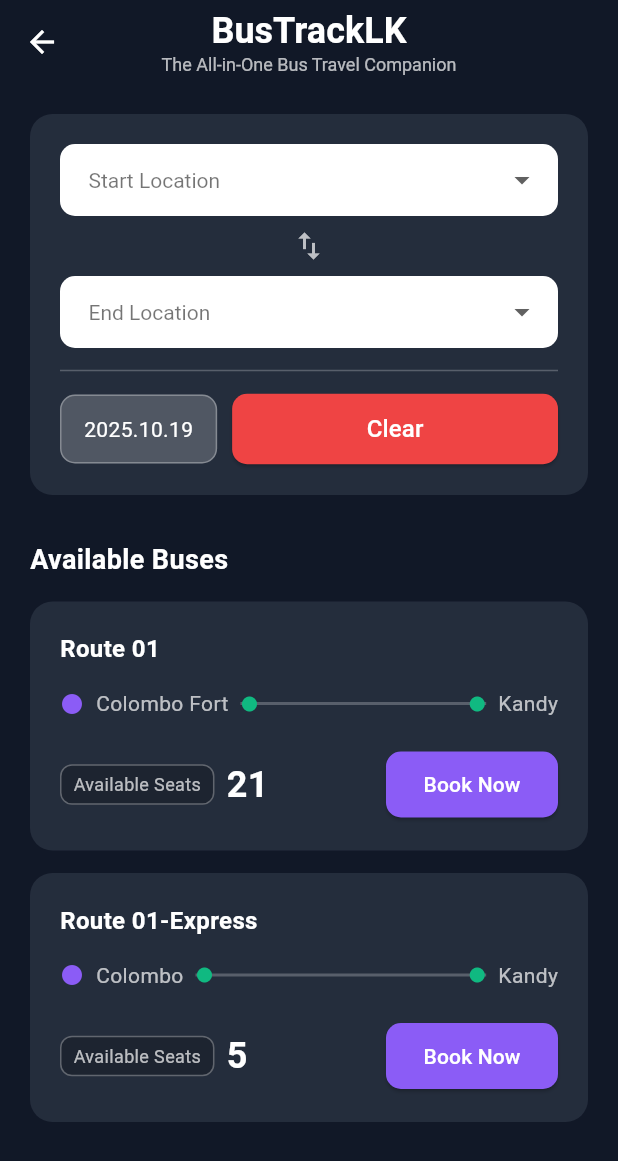
After one commit to chamath-nimnada/BusTrackLK, a Flutter app: the BusBookingScreen screen opened directly, after a tap on "Search", on a phone screen of 412 x 824 dp. The commit adds this screen. Shown: the top 1161 px of the screen. Run offline on Flutter 3.47's test engine with Material 3 defaults, Android fonts, the phone set to English and light mode, and no system bars.

Commit message:
Interfaces Added
Packages Lost Part, Ticket Booking Part

```diff
--- /dev/null
+++ b/mobile/passenger-app/lib/screens/bus_booking_screen.dart
@@ -0,0 +1,216 @@
+import 'package:flutter/material.dart';
+import 'package:intl/intl.dart'; // Make sure you have the 'intl' package
+import 'package:passenger_app/widgets/bus_booking_result_widget.dart';
+
+class BusBookingScreen extends StatefulWidget {
+  @override
+  _BusBookingScreenState createState() => _BusBookingScreenState();
+}
+
+class _BusBookingScreenState extends State<BusBookingScreen> {
+  bool _isSearched = false;
+  List<Map<String, dynamic>> _busResults = [];
+
+  // --- CHANGE 1: Added state for the selected date ---
+  DateTime _selectedDate = DateTime.now();
+
+  final List<String> _locations = ['Colombo', 'Kandy', 'Galle', 'Jaffna', 'Matara'];
+  String? _startLocation;
+  String? _endLocation;
+
+  // --- CHANGE 2: Added function to show the date picker ---
+  Future<void> _selectDate(BuildContext context) async {
+    final DateTime? picked = await showDatePicker(
+      context: context,
+      initialDate: _selectedDate,
+      firstDate: DateTime.now(),
+      lastDate: DateTime(2101),
+    );
+    if (picked != null && picked != _selectedDate) {
+      setState(() {
+        _selectedDate = picked;
+      });
+    }
+  }
+
+  void _performSearch() {
+    setState(() {
+      _isSearched = true;
+      _busResults = [
+        {'route': 'Route 01', 'start': 'Colombo Fort', 'end': 'Kandy', 'seats': 21},
+        {'route': 'Route 01-Express', 'start': 'Colombo', 'end': 'Kandy', 'seats': 5},
+      ];
+    });
+  }
+
+  void _clearSearch() {
+    setState(() {
+      _isSearched = false;
+      _busResults = [];
+      _startLocation = null;
+      _endLocation = null;
+      _selectedDate = DateTime.now();
+    });
+  }
+
+  @override
+  Widget build(BuildContext context) {
+    return Scaffold(
+      backgroundColor: Color(0xFF111827),
+      appBar: AppBar(
+        backgroundColor: Colors.transparent,
+        elevation: 0,
+        leading: IconButton(
+          icon: Icon(Icons.arrow_back, color: Colors.white),
+          onPressed: () => Navigator.of(context).pop(),
+        ),
+        title: Column(
+          children: [
+            Text('BusTrackLK', style: TextStyle(color: Colors.white, fontSize: 24, fontWeight: FontWeight.bold)),
+            Text('The All-in-One Bus Travel Companion', style: TextStyle(color: Colors.white70, fontSize: 12)),
+          ],
+        ),
+        centerTitle: true,
+      ),
+      body: SingleChildScrollView(
+        child: Padding(
+          padding: const EdgeInsets.all(20.0),
+          child: Column(
+            crossAxisAlignment: CrossAxisAlignment.start,
+            children: [
+              _buildSearchCard(),
+              SizedBox(height: 30),
+              // --- CHANGE 4: The results area now handles all states ---
+              _buildResultsArea(),
+            ],
+          ),
+        ),
+      ),
+    );
+  }
+
+  Widget _buildSearchCard() {
+    return Container(
+      padding: const EdgeInsets.all(20),
+      decoration: BoxDecoration(
+        color: Color(0xFF374151).withOpacity(0.5),
+        borderRadius: BorderRadius.circular(15),
+      ),
+      child: Column(
+        children: [
+          _buildLocationDropdown(isStart: true),
+          Padding(
+            padding: const EdgeInsets.symmetric(vertical: 8.0),
+            child: Icon(Icons.swap_vert, color: Colors.white70),
+          ),
+          _buildLocationDropdown(isStart: false),
+          Divider(color: Colors.white24, height: 30),
+          Row(
+            children: [
+              // --- CHANGE 3: The hardcoded date is now a button ---
+              InkWell(
+                onTap: () => _selectDate(context),
+                child: Container(
+                  padding: EdgeInsets.symmetric(horizontal: 15, vertical: 12),
+                  decoration: BoxDecoration(
+                    color: Colors.white.withOpacity(0.2),
+                    borderRadius: BorderRadius.circular(10),
+                    border: Border.all(color: Colors.white30),
+                  ),
+                  child: Text(
+                    DateFormat('yyyy.MM.dd').format(_selectedDate),
+                    style: TextStyle(color: Colors.white),
+                  ),
+                ),
+              ),
+              SizedBox(width: 10),
+              Expanded(
+                child: ElevatedButton(
+                  onPressed: _isSearched ? _clearSearch : _performSearch,
+                  style: ElevatedButton.styleFrom(
+                    backgroundColor: _isSearched ? Color(0xFFEF4444) : Color(0xFF8B5CF6),
+                    padding: EdgeInsets.symmetric(vertical: 12),
+                    shape: RoundedRectangleBorder(borderRadius: BorderRadius.circular(10)),
+                  ),
+                  child: Text(_isSearched ? 'Clear' : 'Search', style: TextStyle(fontSize: 16, color: Colors.white)),
+                ),
+              ),
+            ],
+          ),
+        ],
+      ),
+    );
+  }
+
+  Widget _buildLocationDropdown({required bool isStart}) {
+    // ... (This function remains unchanged)
+    return DropdownButtonFormField<String>(
+      value: isStart ? _startLocation : _endLocation,
+      onChanged: (value) {
+        setState(() {
+          if (isStart) _startLocation = value;
+          else _endLocation = value;
+        });
+      },
+      decoration: InputDecoration(
+        filled: true,
+        fillColor: Colors.white,
+        border: OutlineInputBorder(borderRadius: BorderRadius.circular(10), borderSide: BorderSide.none),
+        contentPadding: EdgeInsets.symmetric(horizontal: 15, vertical: 10),
+      ),
+      hint: Text(isStart ? 'Start Location' : 'End Location', style: TextStyle(color: Colors.black54)),
+      dropdownColor: Colors.white,
+      style: TextStyle(color: Colors.black87),
+      items: _locations.map((location) {
+        return DropdownMenuItem(value: location, child: Text(location));
+      }).toList(),
+    );
+  }
+
+  // --- CHANGE 4: This new widget handles all 3 states for the results area ---
+  Widget _buildResultsArea() {
+    // State 1: Before searching
+    if (!_isSearched) {
+      return Container(
+        height: 300,
+        alignment: Alignment.center,
+        child: Text(
+          'Select locations and search',
+          style: TextStyle(color: Colors.white54, fontSize: 16),
+        ),
+      );
+    }
+
+    // State 2: After searching, but no results found
+    if (_busResults.isEmpty) {
+      return Container(
+        height: 200,
+        alignment: Alignment.center,
+        child: Text('No Available Bookings', style: TextStyle(color: Colors.white54, fontSize: 16)),
+      );
+    }
+
+    // State 3: After searching, and results are found
+    return Column(
+      crossAxisAlignment: CrossAxisAlignment.start,
+      children: [
+        Text('Available Buses', style: TextStyle(color: Colors.white, fontSize: 18, fontWeight: FontWeight.bold)),
+        SizedBox(height: 15),
+        ListView.builder(
+          shrinkWrap: true,
+          physics: NeverScrollableScrollPhysics(),
+          itemCount: _busResults.length,
+          itemBuilder: (context, index) {
+            final bus = _busResults[index];
+            return BusResultWidget(
+              route: bus['route']!,
+              startLocation: bus['start']!,
+              endLocation: bus['end']!,
+              availableSeats: bus['seats']!,
+            );
+          },
+        ),
+      ],
+    );
+  }
+}
--- a/mobile/passenger-app/lib/screens/profile_screen.dart
+++ b/mobile/passenger-app/lib/screens/profile_screen.dart
@@ -58,7 +58,7 @@ class ProfileScreen extends StatelessWidget {
         ),
       ),
       bottomNavigationBar: Padding(
-        padding: const EdgeInsets.all(12.0),
+        padding: const EdgeInsets.all(50.0),
         child: Text(
           '© 2025 BusTrackLK App. All Rights Reserved.',
           textAlign: TextAlign.center,
--- /dev/null
+++ b/mobile/passenger-app/lib/widgets/bus_booking_result_widget.dart
@@ -0,0 +1,91 @@
+import 'package:flutter/material.dart';
+
+class BusResultWidget extends StatelessWidget {
+  final String route;
+  final String startLocation;
+  final String endLocation;
+  final int availableSeats;
+
+  const BusResultWidget({
+    Key? key,
+    required this.route,
+    required this.startLocation,
+    required this.endLocation,
+    required this.availableSeats,
+  }) : super(key: key);
+
+  @override
+  Widget build(BuildContext context) {
+    return Container(
+      margin: const EdgeInsets.only(bottom: 15),
+      padding: const EdgeInsets.all(20),
+      decoration: BoxDecoration(
+        color: Color(0xFF374151).withOpacity(0.5),
+        borderRadius: BorderRadius.circular(15),
+      ),
+      child: Column(
+        crossAxisAlignment: CrossAxisAlignment.start,
+        children: [
+          Text(route, style: TextStyle(color: Colors.white, fontSize: 16, fontWeight: FontWeight.bold)),
+          SizedBox(height: 15),
+          Row(
+            children: [
+              Icon(Icons.circle, color: Color(0xFF8B5CF6), size: 16),
+              SizedBox(width: 8),
+              Text(startLocation, style: TextStyle(color: Colors.white70)),
+              Expanded(
+                child: Padding(
+                  padding: const EdgeInsets.symmetric(horizontal: 8.0),
+                  child: Stack(
+                    alignment: Alignment.center,
+                    children: [
+                      Container(height: 2, color: Colors.white24),
+                      Row(
+                        mainAxisAlignment: MainAxisAlignment.spaceBetween,
+                        children: [
+                          Icon(Icons.circle, color: Color(0xFF10B981), size: 12),
+                          Icon(Icons.circle, color: Color(0xFF10B981), size: 12),
+                        ],
+                      ),
+                    ],
+                  ),
+                ),
+              ),
+              Text(endLocation, style: TextStyle(color: Colors.white70)),
+            ],
+          ),
+          SizedBox(height: 20),
+          Row(
+            mainAxisAlignment: MainAxisAlignment.spaceBetween,
+            children: [
+              Row(
+                children: [
+                  Container(
+                    padding: EdgeInsets.symmetric(horizontal: 8, vertical: 4),
+                    decoration: BoxDecoration(
+                        color: Colors.black.withOpacity(0.2),
+                        borderRadius: BorderRadius.circular(8),
+                        border: Border.all(color: Colors.white30)
+                    ),
+                    child: Text('Available Seats', style: TextStyle(color: Colors.white70, fontSize: 12)),
+                  ),
+                  SizedBox(width: 8),
+                  Text(availableSeats.toString(), style: TextStyle(color: Colors.white, fontSize: 24, fontWeight: FontWeight.bold)),
+                ],
+              ),
+              ElevatedButton(
+                onPressed: () {},
+                style: ElevatedButton.styleFrom(
+                  backgroundColor: Color(0xFF8B5CF6),
+                  shape: RoundedRectangleBorder(borderRadius: BorderRadius.circular(10)),
+                  padding: EdgeInsets.symmetric(horizontal: 25, vertical: 12),
+                ),
+                child: Text('Book Now', style: TextStyle(color: Colors.white)),
+              ),
+            ],
+          ),
+        ],
+      ),
+    );
+  }
+}
```
Also changed, not shown: mobile/passenger-app/lib/screens/home_screen.dart (+24 -6 lines), mobile/passenger-app/lib/screens/lost_item_screen.dart (added, +160 -0 lines), mobile/passenger-app/lib/screens/lost_item_success_screen.dart (added, +75 -0 lines).
